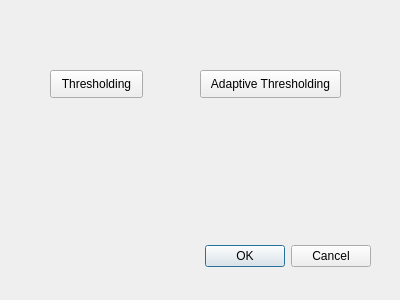
Before: the Qt Designer form ComputerVisionApplications/thresholdingdialog.ui in hardiktechnoplanet/ComputerVisionApplications, drawn with Qt 5.
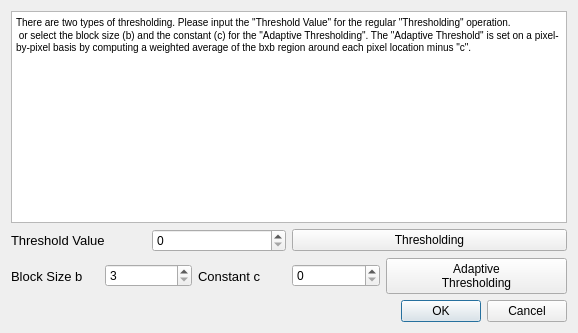
After: the same form once the commit is applied.

Diff of the .ui file:
```diff
--- a/ComputerVisionApplications/thresholdingdialog.ui
+++ b/ComputerVisionApplications/thresholdingdialog.ui
@@ -6,55 +6,140 @@
    <rect>
     <x>0</x>
     <y>0</y>
-    <width>400</width>
-    <height>300</height>
+    <width>578</width>
+    <height>333</height>
    </rect>
   </property>
   <property name="windowTitle">
    <string>Dialog</string>
   </property>
-  <widget class="QDialogButtonBox" name="buttonBox">
-   <property name="geometry">
-    <rect>
-     <x>30</x>
-     <y>240</y>
-     <width>341</width>
-     <height>32</height>
-    </rect>
-   </property>
-   <property name="orientation">
-    <enum>Qt::Horizontal</enum>
-   </property>
-   <property name="standardButtons">
-    <set>QDialogButtonBox::Cancel|QDialogButtonBox::Ok</set>
-   </property>
-  </widget>
-  <widget class="QPushButton" name="thrsholdng_pushButton">
-   <property name="geometry">
-    <rect>
-     <x>50</x>
-     <y>70</y>
-     <width>93</width>
-     <height>28</height>
-    </rect>
-   </property>
-   <property name="text">
-    <string>Thresholding</string>
-   </property>
-  </widget>
-  <widget class="QPushButton" name="ADPthrsholdng_pushButton">
-   <property name="geometry">
-    <rect>
-     <x>200</x>
-     <y>70</y>
-     <width>141</width>
-     <height>28</height>
-    </rect>
-   </property>
-   <property name="text">
-    <string>Adaptive Thresholding</string>
-   </property>
-  </widget>
+  <layout class="QGridLayout" name="gridLayout_2">
+   <item row="0" column="0">
+    <layout class="QVBoxLayout" name="verticalLayout_2">
+     <item>
+      <widget class="QTextBrowser" name="textBrowser">
+       <property name="html">
+        <string>&lt;!DOCTYPE HTML PUBLIC &quot;-//W3C//DTD HTML 4.0//EN&quot; &quot;http://www.w3.org/TR/REC-html40/strict.dtd&quot;&gt;
+&lt;html&gt;&lt;head&gt;&lt;meta name=&quot;qrichtext&quot; content=&quot;1&quot; /&gt;&lt;style type=&quot;text/css&quot;&gt;
+p, li { white-space: pre-wrap; }
+&lt;/style&gt;&lt;/head&gt;&lt;body style=&quot; font-family:'MS Shell Dlg 2'; font-size:7.8pt; font-weight:400; font-style:normal;&quot;&gt;
+&lt;p style=&quot; margin-top:0px; margin-bottom:0px; margin-left:0px; margin-right:0px; -qt-block-indent:0; text-indent:0px;&quot;&gt;There are two types of thresholding. Please input the &amp;quot;Threshold Value&amp;quot; for the regular &amp;quot;Thresholding&amp;quot; operation.&lt;/p&gt;
+&lt;p style=&quot; margin-top:0px; margin-bottom:0px; margin-left:0px; margin-right:0px; -qt-block-indent:0; text-indent:0px;&quot;&gt; or select the block size (b) and the constant (c) for the &amp;quot;Adaptive Thresholding&amp;quot;. The &amp;quot;Adaptive Threshold&amp;quot; is set on a pixel-by-pixel basis by computing a weighted average of the bxb region around each pixel location minus &amp;quot;c&amp;quot;.&lt;/p&gt;&lt;/body&gt;&lt;/html&gt;</string>
+       </property>
+      </widget>
+     </item>
+     <item>
+      <layout class="QVBoxLayout" name="verticalLayout">
+       <item>
+        <layout class="QGridLayout" name="gridLayout">
+         <item row="0" column="1">
+          <layout class="QHBoxLayout" name="horizontalLayout_2">
+           <item>
+            <widget class="QPushButton" name="thrsholdng_pushButton">
+             <property name="text">
+              <string>Thresholding</string>
+             </property>
+            </widget>
+           </item>
+          </layout>
+         </item>
+         <item row="0" column="0">
+          <layout class="QHBoxLayout" name="horizontalLayout">
+           <item>
+            <widget class="QLabel" name="threshold_label">
+             <property name="font">
+              <font>
+               <pointsize>10</pointsize>
+              </font>
+             </property>
+             <property name="text">
+              <string>Threshold Value</string>
+             </property>
+            </widget>
+           </item>
+           <item>
+            <widget class="QSpinBox" name="threshold_spinBox">
+             <property name="maximum">
+              <number>200</number>
+             </property>
+            </widget>
+           </item>
+          </layout>
+         </item>
+        </layout>
+       </item>
+       <item>
+        <layout class="QHBoxLayout" name="horizontalLayout_5">
+         <item>
+          <layout class="QHBoxLayout" name="horizontalLayout_3">
+           <item>
+            <widget class="QLabel" name="blockSizelabel">
+             <property name="font">
+              <font>
+               <pointsize>10</pointsize>
+              </font>
+             </property>
+             <property name="text">
+              <string>Block Size b</string>
+             </property>
+            </widget>
+           </item>
+           <item>
+            <widget class="QSpinBox" name="blockSize_spinBox">
+             <property name="minimum">
+              <number>3</number>
+             </property>
+             <property name="maximum">
+              <number>9</number>
+             </property>
+            </widget>
+           </item>
+          </layout>
+         </item>
+         <item>
+          <layout class="QHBoxLayout" name="horizontalLayout_4">
+           <item>
+            <widget class="QLabel" name="label">
+             <property name="font">
+              <font>
+               <pointsize>10</pointsize>
+              </font>
+             </property>
+             <property name="text">
+              <string>Constant c</string>
+             </property>
+            </widget>
+           </item>
+           <item>
+            <widget class="QSpinBox" name="const_spinBox"/>
+           </item>
+          </layout>
+         </item>
+         <item>
+          <widget class="QPushButton" name="ADPthrsholdng_pushButton">
+           <property name="text">
+            <string>Adaptive 
+Thresholding</string>
+           </property>
+          </widget>
+         </item>
+        </layout>
+       </item>
+      </layout>
+     </item>
+    </layout>
+   </item>
+   <item row="1" column="0">
+    <widget class="QDialogButtonBox" name="buttonBox">
+     <property name="orientation">
+      <enum>Qt::Horizontal</enum>
+     </property>
+     <property name="standardButtons">
+      <set>QDialogButtonBox::Cancel|QDialogButtonBox::Ok</set>
+     </property>
+    </widget>
+   </item>
+  </layout>
  </widget>
  <resources/>
  <connections>
```
